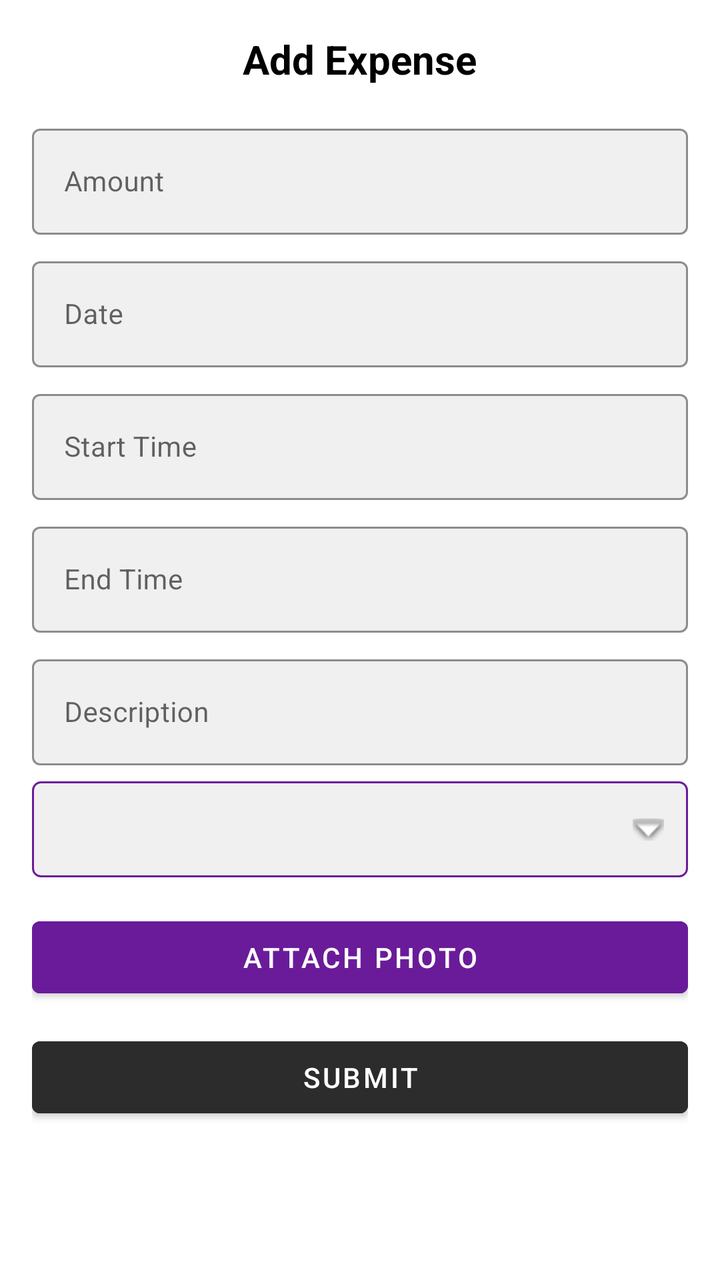
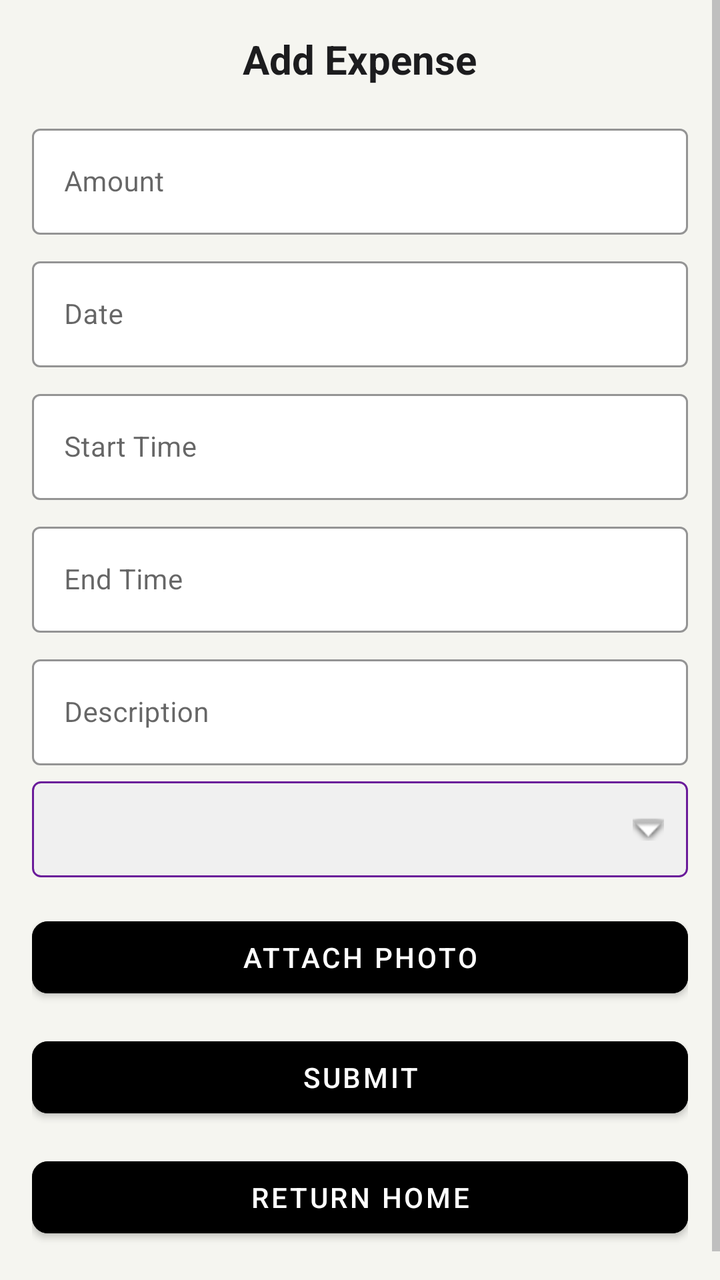

Before-and-after screenshots of an Android layout around one commit, followed by the original layout XML and the change that was made.
<!-- AndroidManifest.xml: application theme Theme.HarmonieBudget -->
<!-- res/layout/activity_expense.xml -->
<?xml version="1.0" encoding="utf-8"?>
<androidx.core.widget.NestedScrollView
    xmlns:android="http://schemas.android.com/apk/res/android"
    xmlns:app="http://schemas.android.com/apk/res-auto"
    android:layout_width="match_parent"
    android:layout_height="match_parent"
    android:fillViewport="true"
    android:background="@color/white"
    android:scrollbars="vertical">

    <LinearLayout
        android:layout_width="match_parent"
        android:layout_height="wrap_content"
        android:orientation="vertical"
        android:padding="16dp"
        android:paddingBottom="32dp">

        
        <TextView
            android:id="@+id/tv_expense_title"
            android:layout_width="wrap_content"
            android:layout_height="wrap_content"
            android:layout_gravity="center_horizontal"
            android:layout_marginBottom="16dp"
            android:text="@string/add_expense_title"
            android:textColor="#000000"
            android:textSize="20sp"
            android:textStyle="bold" />

        
        <com.google.android.material.textfield.TextInputLayout
            android:id="@+id/til_amount"
            android:layout_width="match_parent"
            android:layout_height="wrap_content"
            android:layout_marginBottom="8dp"
            app:boxBackgroundColor="#F0F0F0"
            app:boxStrokeColor="#6A1B9A"
            style="@style/Widget.MaterialComponents.TextInputLayout.OutlinedBox">

            <com.google.android.material.textfield.TextInputEditText
                android:id="@+id/et_amount"
                android:layout_width="match_parent"
                android:layout_height="wrap_content"
                android:hint="@string/hint_amount"
                android:inputType="numberDecimal"
                android:textColor="@android:color/black"
                android:textSize="14sp" />
        </com.google.android.material.textfield.TextInputLayout>

        
        <com.google.android.material.textfield.TextInputLayout
            android:id="@+id/til_date"
            android:layout_width="match_parent"
            android:layout_height="wrap_content"
            android:layout_marginBottom="8dp"
            app:boxBackgroundColor="#F0F0F0"
            app:boxStrokeColor="#6A1B9A"
            style="@style/Widget.MaterialComponents.TextInputLayout.OutlinedBox">

            <com.google.android.material.textfield.TextInputEditText
                android:id="@+id/et_date"
                android:layout_width="match_parent"
                android:layout_height="wrap_content"
                android:hint="@string/hint_date"
                android:textColor="@android:color/black"
                android:textSize="14sp"
                android:focusable="false"
                android:clickable="true"
                android:focusableInTouchMode="false" />
        </com.google.android.material.textfield.TextInputLayout>

        
        <com.google.android.material.textfield.TextInputLayout
            android:id="@+id/til_start_time"
            android:layout_width="match_parent"
            android:layout_height="wrap_content"
            android:layout_marginBottom="8dp"
            app:boxBackgroundColor="#F0F0F0"
            app:boxStrokeColor="#6A1B9A"
            style="@style/Widget.MaterialComponents.TextInputLayout.OutlinedBox">

            <com.google.android.material.textfield.TextInputEditText
                android:id="@+id/et_start_time"
                android:layout_width="match_parent"
                android:layout_height="wrap_content"
                android:hint="@string/hint_start_time"
                android:textColor="@android:color/black"
                android:textSize="14sp"
                android:focusable="false"
                android:clickable="true"
                android:focusableInTouchMode="false" />
        </com.google.android.material.textfield.TextInputLayout>

        
        <com.google.android.material.textfield.TextInputLayout
            android:id="@+id/til_end_time"
            android:layout_width="match_parent"
            android:layout_height="wrap_content"
            android:layout_marginBottom="8dp"
            app:boxBackgroundColor="#F0F0F0"
            app:boxStrokeColor="#6A1B9A"
            style="@style/Widget.MaterialComponents.TextInputLayout.OutlinedBox">

            <com.google.android.material.textfield.TextInputEditText
                android:id="@+id/et_end_time"
                android:layout_width="match_parent"
                android:layout_height="wrap_content"
                android:hint="@string/hint_end_time"
                android:textColor="@android:color/black"
                android:textSize="14sp"
                android:focusable="false"
                android:clickable="true"
                android:focusableInTouchMode="false" />
        </com.google.android.material.textfield.TextInputLayout>

        
        <com.google.android.material.textfield.TextInputLayout
            android:id="@+id/til_description"
            android:layout_width="match_parent"
            android:layout_height="wrap_content"
            android:layout_marginBottom="8dp"
            app:boxBackgroundColor="#F0F0F0"
            app:boxStrokeColor="#6A1B9A"
            style="@style/Widget.MaterialComponents.TextInputLayout.OutlinedBox">

            <com.google.android.material.textfield.TextInputEditText
                android:id="@+id/et_description"
                android:layout_width="match_parent"
                android:layout_height="wrap_content"
                android:hint="@string/hint_description"
                android:textColor="@android:color/black"
                android:textSize="14sp" />
        </com.google.android.material.textfield.TextInputLayout>

        
        <Spinner
            android:id="@+id/spinner_category"
            android:layout_width="match_parent"
            android:layout_height="48dp"
            android:layout_marginBottom="16dp"
            android:background="@drawable/spinner_dropdown_background"
            android:paddingStart="12dp"
            android:paddingEnd="12dp" />

        
        <Button
            android:id="@+id/btn_attach_photo"
            android:layout_width="match_parent"
            android:layout_height="wrap_content"
            android:layout_marginBottom="12dp"
            android:backgroundTint="#6A1B9A"
            android:minHeight="48dp"
            android:text="@string/btn_attach_photo"
            android:textColor="#FFFFFF"
            android:textSize="14sp" />

        
        <Button
            android:id="@+id/btn_save_expense"
            android:layout_width="match_parent"
            android:layout_height="wrap_content"
            android:layout_marginBottom="16dp"
            android:backgroundTint="#2C2C2C"
            android:minHeight="48dp"
            android:text="@string/btn_save_expense"
            android:textColor="#FFFFFF"
            android:textSize="14sp" />

    </LinearLayout>
</androidx.core.widget.NestedScrollView>
<!-- resources referenced by this layout -->
<resources>
  <color name="white">#FFFFFFFF</color>
  <!-- drawable spinner_dropdown_background (drawable) -->
  <?xml version="1.0" encoding="utf-8"?>
  <layer-list xmlns:android="http://schemas.android.com/apk/res/android">
      
      <item>
          <shape android:shape="rectangle">
              <solid android:color="#F0F0F0" />
              <corners android:radius="4dp" />
              <stroke android:width="1dp" android:color="#6A1B9A" />
          </shape>
      </item>
      
      <item
          android:drawable="@android:drawable/arrow_down_float"
          android:gravity="center_vertical|end"
          android:right="12dp" />
  </layer-list>
  <string name="add_expense_title">Add Expense</string>
  <string name="btn_attach_photo">ATTACH PHOTO</string>
  <string name="btn_save_expense">Submit</string>
  <string name="hint_amount">Amount</string>
  <string name="hint_date">Date</string>
  <string name="hint_description">Description</string>
  <string name="hint_end_time">End Time</string>
  <string name="hint_start_time">Start Time</string>
  <style name="Theme.HarmonieBudget" parent="Theme.MaterialComponents.DayNight.NoActionBar">
  
          
          <item name="colorPrimary">@color/purple_500</item>
  
          
          <item name="colorPrimaryVariant">@color/purple_700</item>
  
          
          <item name="colorSecondary">@color/teal_200</item>
  
          
          <item name="android:windowBackground">@color/white</item>
  
          
          <item name="android:textColor">@android:color/black</item>
  
      </style>
  <color name="purple_500">#FF6200EE</color>
  <color name="purple_700">#FF3700B3</color>
  <color name="teal_200">#FF03DAC5</color>
</resources>

<!-- the commit's change to res/layout/activity_expense.xml (unified diff, before → after) -->
@@ -5,7 +5,7 @@
     android:layout_width="match_parent"
     android:layout_height="match_parent"
     android:fillViewport="true"
-    android:background="@color/white"
+    android:background="@color/background_light"
     android:scrollbars="vertical">
 
     <LinearLayout
@@ -23,7 +23,7 @@
             android:layout_gravity="center_horizontal"
             android:layout_marginBottom="16dp"
             android:text="@string/add_expense_title"
-            android:textColor="#000000"
+            android:textColor="@color/text_primary_light"
             android:textSize="20sp"
             android:textStyle="bold" />
 
@@ -33,8 +33,8 @@
             android:layout_width="match_parent"
             android:layout_height="wrap_content"
             android:layout_marginBottom="8dp"
-            app:boxBackgroundColor="#F0F0F0"
-            app:boxStrokeColor="#6A1B9A"
+            app:boxBackgroundColor="@color/surface_light"
+            app:boxStrokeColor="@color/accent_blue"
             style="@style/Widget.MaterialComponents.TextInputLayout.OutlinedBox">
 
             <com.google.android.material.textfield.TextInputEditText
@@ -43,7 +43,7 @@
                 android:layout_height="wrap_content"
                 android:hint="@string/hint_amount"
                 android:inputType="numberDecimal"
-                android:textColor="@android:color/black"
+                android:textColor="@color/text_primary_light"
                 android:textSize="14sp" />
         </com.google.android.material.textfield.TextInputLayout>
 
@@ -53,8 +53,8 @@
             android:layout_width="match_parent"
             android:layout_height="wrap_content"
             android:layout_marginBottom="8dp"
-            app:boxBackgroundColor="#F0F0F0"
-            app:boxStrokeColor="#6A1B9A"
+            app:boxBackgroundColor="@color/surface_light"
+            app:boxStrokeColor="@color/accent_blue"
             style="@style/Widget.MaterialComponents.TextInputLayout.OutlinedBox">
 
             <com.google.android.material.textfield.TextInputEditText
@@ -62,7 +62,7 @@
                 android:layout_width="match_parent"
                 android:layout_height="wrap_content"
                 android:hint="@string/hint_date"
-                android:textColor="@android:color/black"
+                android:textColor="@color/text_primary_light"
                 android:textSize="14sp"
                 android:focusable="false"
                 android:clickable="true"
@@ -75,8 +75,8 @@
             android:layout_width="match_parent"
             android:layout_height="wrap_content"
             android:layout_marginBottom="8dp"
-            app:boxBackgroundColor="#F0F0F0"
-            app:boxStrokeColor="#6A1B9A"
+            app:boxBackgroundColor="@color/surface_light"
+            app:boxStrokeColor="@color/accent_blue"
             style="@style/Widget.MaterialComponents.TextInputLayout.OutlinedBox">
 
             <com.google.android.material.textfield.TextInputEditText
@@ -84,7 +84,7 @@
                 android:layout_width="match_parent"
                 android:layout_height="wrap_content"
                 android:hint="@string/hint_start_time"
-                android:textColor="@android:color/black"
+                android:textColor="@color/text_primary_light"
                 android:textSize="14sp"
                 android:focusable="false"
                 android:clickable="true"
@@ -97,8 +97,8 @@
             android:layout_width="match_parent"
             android:layout_height="wrap_content"
             android:layout_marginBottom="8dp"
-            app:boxBackgroundColor="#F0F0F0"
-            app:boxStrokeColor="#6A1B9A"
+            app:boxBackgroundColor="@color/surface_light"
+            app:boxStrokeColor="@color/accent_blue"
             style="@style/Widget.MaterialComponents.TextInputLayout.OutlinedBox">
 
             <com.google.android.material.textfield.TextInputEditText
@@ -106,7 +106,7 @@
                 android:layout_width="match_parent"
                 android:layout_height="wrap_content"
                 android:hint="@string/hint_end_time"
-                android:textColor="@android:color/black"
+                android:textColor="@color/text_primary_light"
                 android:textSize="14sp"
                 android:focusable="false"
                 android:clickable="true"
@@ -119,8 +119,8 @@
             android:layout_width="match_parent"
             android:layout_height="wrap_content"
             android:layout_marginBottom="8dp"
-            app:boxBackgroundColor="#F0F0F0"
-            app:boxStrokeColor="#6A1B9A"
+            app:boxBackgroundColor="@color/surface_light"
+            app:boxStrokeColor="@color/accent_blue"
             style="@style/Widget.MaterialComponents.TextInputLayout.OutlinedBox">
 
             <com.google.android.material.textfield.TextInputEditText
@@ -128,7 +128,7 @@
                 android:layout_width="match_parent"
                 android:layout_height="wrap_content"
                 android:hint="@string/hint_description"
-                android:textColor="@android:color/black"
+                android:textColor="@color/text_primary_light"
                 android:textSize="14sp" />
         </com.google.android.material.textfield.TextInputLayout>
 
@@ -145,26 +145,29 @@
         
         <Button
             android:id="@+id/btn_attach_photo"
+            style="@style/StandardButton"
             android:layout_width="match_parent"
             android:layout_height="wrap_content"
             android:layout_marginBottom="12dp"
-            android:backgroundTint="#6A1B9A"
-            android:minHeight="48dp"
-            android:text="@string/btn_attach_photo"
-            android:textColor="#FFFFFF"
-            android:textSize="14sp" />
+            android:text="@string/btn_attach_photo" />
 
         
         <Button
             android:id="@+id/btn_save_expense"
+            style="@style/StandardButton"
+            android:layout_width="match_parent"
+            android:layout_height="wrap_content"
+            android:layout_marginBottom="12dp"
+            android:text="@string/btn_save_expense" />
+
+        
+        <Button
+            android:id="@+id/btn_return_home"
+            style="@style/StandardButton"
             android:layout_width="match_parent"
             android:layout_height="wrap_content"
             android:layout_marginBottom="16dp"
-            android:backgroundTint="#2C2C2C"
-            android:minHeight="48dp"
-            android:text="@string/btn_save_expense"
-            android:textColor="#FFFFFF"
-            android:textSize="14sp" />
+            android:text="@string/return_home" />
 
     </LinearLayout>
 </androidx.core.widget.NestedScrollView>
<!-- resource entries referenced after the edit -->
@@ -1,6 +1,9 @@
 <!-- resources referenced by this layout -->
 <resources>
-  <color name="white">#FFFFFFFF</color>
+  <color name="accent_blue">#007AFF</color>
+  <color name="background_light">#F5F5F0</color>
+  <color name="surface_light">#FFFFFF</color>
+  <color name="text_primary_light">#1C1C1E</color>
   <!-- drawable spinner_dropdown_background (drawable) -->
   <?xml version="1.0" encoding="utf-8"?>
   <layer-list xmlns:android="http://schemas.android.com/apk/res/android">
@@ -26,6 +29,16 @@
   <string name="hint_description">Description</string>
   <string name="hint_end_time">End Time</string>
   <string name="hint_start_time">Start Time</string>
+  <string name="return_home">Return Home</string>
+  <style name="StandardButton" parent="Widget.MaterialComponents.Button">
+          <item name="android:backgroundTint">@color/button_background_standard</item>
+          <item name="android:textColor">@color/button_text_standard</item>
+          <item name="android:textSize">14sp</item>
+          <item name="android:minHeight">48dp</item>
+          <item name="android:paddingStart">16dp</item>
+          <item name="android:paddingEnd">16dp</item>
+          <item name="cornerRadius">8dp</item>
+      </style>
   <style name="Theme.HarmonieBudget" parent="Theme.MaterialComponents.DayNight.NoActionBar">
   
           
@@ -38,14 +51,30 @@
           <item name="colorSecondary">@color/teal_200</item>
   
           
-          <item name="android:windowBackground">@color/white</item>
+          <item name="android:windowBackground">@color/background_light</item>
   
           
-          <item name="android:textColor">@android:color/black</item>
+          <item name="android:textColor">@color/text_primary_light</item>
+  
+          
+          <item name="colorControlNormal">@color/text_secondary_light</item>
+          <item name="colorControlActivated">@color/accent_blue</item>
+          <item name="colorButtonNormal">@color/button_background_standard</item>
+  
+          
+          <item name="cardViewStyle">@style/CardViewLight</item>
   
       </style>
+  <color name="button_background_standard">#000000</color>
+  <color name="button_text_standard">#FFFFFF</color>
   <color name="purple_500">#FF6200EE</color>
   <color name="purple_700">#FF3700B3</color>
   <color name="teal_200">#FF03DAC5</color>
+  <color name="text_secondary_light">#8E8E93</color>
+  <style name="CardViewLight" parent="CardView">
+          <item name="cardBackgroundColor">@color/surface_light</item>
+          <item name="cardElevation">1dp</item>
+          <item name="cardCornerRadius">12dp</item>
+      </style>
 </resources>
 
